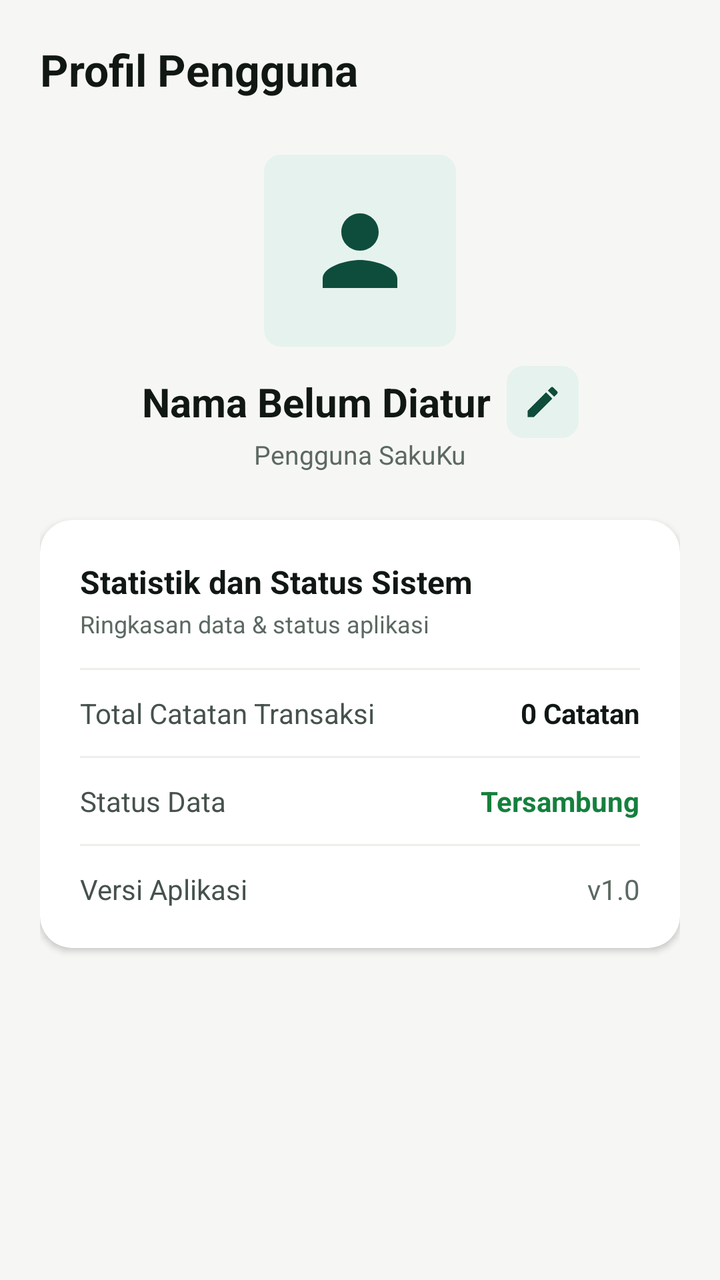
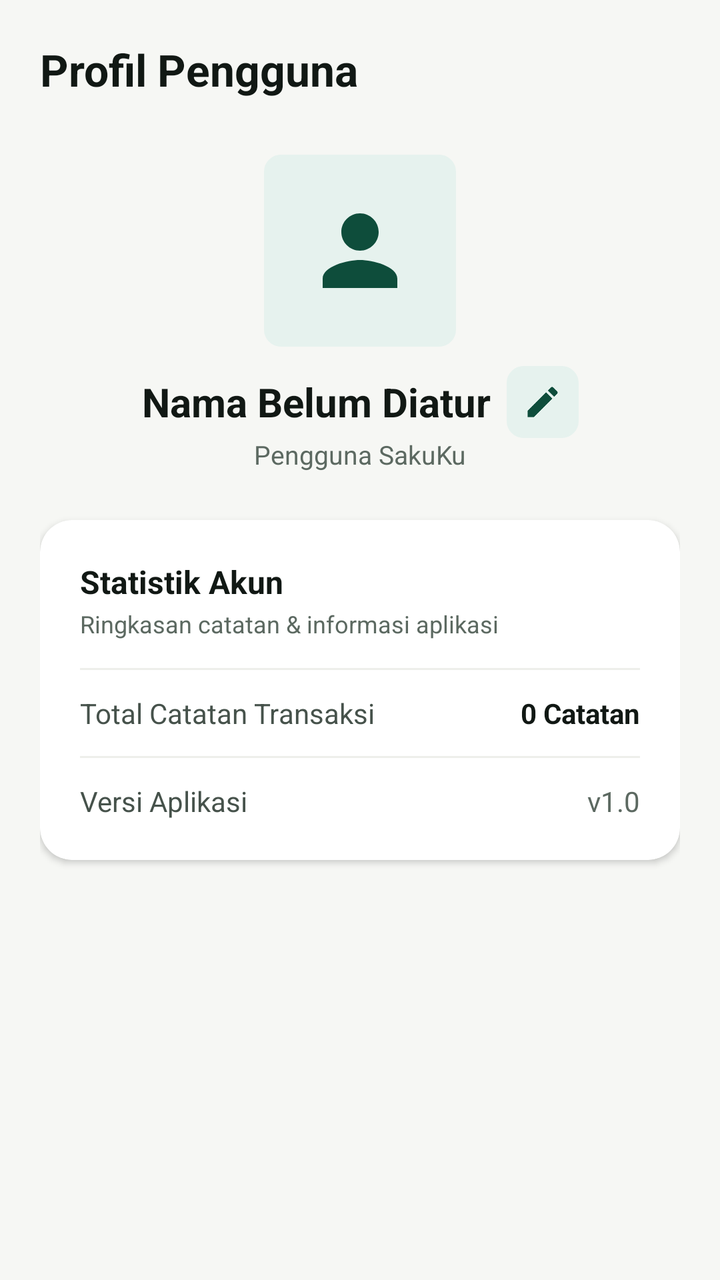

An Android layout rendered at two revisions. The XML below is the earlier revision; the diff shows what the commit changed to produce the second picture.
<!-- AndroidManifest.xml: application theme Theme.SakuKu -->
<!-- res/layout/fragment_akun.xml -->
<?xml version="1.0" encoding="utf-8"?>
<ScrollView xmlns:android="http://schemas.android.com/apk/res/android"
    xmlns:app="http://schemas.android.com/apk/res-auto"
    xmlns:tools="http://schemas.android.com/tools"
    android:layout_width="match_parent"
    android:layout_height="match_parent"
    android:background="@color/canvas_stone"
    android:fillViewport="true">

    <androidx.constraintlayout.widget.ConstraintLayout
        android:layout_width="match_parent"
        android:layout_height="wrap_content"
        android:padding="20dp"
        android:paddingBottom="96dp">

        
        <TextView
            android:id="@+id/txtAkunHeader"
            android:layout_width="wrap_content"
            android:layout_height="wrap_content"
            android:text="Profil Pengguna"
            android:textColor="@color/text_primary"
            android:textSize="22sp"
            android:textStyle="bold"
            app:layout_constraintStart_toStartOf="parent"
            app:layout_constraintTop_toTopOf="parent" />

        
        <ImageView
            android:id="@+id/imgAvatarProfile"
            android:layout_width="96dp"
            android:layout_height="96dp"
            android:layout_marginTop="28dp"
            android:background="@drawable/bg_spinner"
            android:backgroundTint="@color/pine_subtle"
            android:padding="20dp"
            android:src="@drawable/baseline_person_24"
            app:layout_constraintEnd_toEndOf="parent"
            app:layout_constraintStart_toStartOf="parent"
            app:layout_constraintTop_toBottomOf="@+id/txtAkunHeader"
            app:tint="@color/pine_primary" />

        
        <TextView
            android:id="@+id/txtDisplayName"
            android:layout_width="wrap_content"
            android:layout_height="wrap_content"
            android:layout_marginTop="14dp"
            android:text="Nama Belum Diatur"
            android:textColor="@color/text_primary"
            android:textSize="20sp"
            android:textStyle="bold"
            app:layout_constraintEnd_toStartOf="@+id/btnEditNama"
            app:layout_constraintHorizontal_chainStyle="packed"
            app:layout_constraintStart_toStartOf="parent"
            app:layout_constraintTop_toBottomOf="@+id/imgAvatarProfile" />

        <ImageView
            android:id="@+id/btnEditNama"
            android:layout_width="36dp"
            android:layout_height="36dp"
            android:layout_marginStart="8dp"
            android:background="@drawable/bg_spinner"
            android:backgroundTint="@color/pine_subtle"
            android:contentDescription="Ubah Nama"
            android:padding="8dp"
            android:src="@drawable/baseline_edit_24"
            app:layout_constraintBottom_toBottomOf="@+id/txtDisplayName"
            app:layout_constraintEnd_toEndOf="parent"
            app:layout_constraintStart_toEndOf="@+id/txtDisplayName"
            app:layout_constraintTop_toTopOf="@+id/txtDisplayName"
            app:tint="@color/pine_primary" />

        
        <TextView
            android:id="@+id/txtRoleSubtitle"
            android:layout_width="wrap_content"
            android:layout_height="wrap_content"
            android:layout_marginTop="4dp"
            android:text="Pengguna SakuKu"
            android:textColor="@color/text_muted"
            android:textSize="13sp"
            app:layout_constraintEnd_toEndOf="parent"
            app:layout_constraintStart_toStartOf="parent"
            app:layout_constraintTop_toBottomOf="@+id/txtDisplayName" />

        
        <androidx.cardview.widget.CardView
            android:id="@+id/cardEditProfile"
            android:layout_width="0dp"
            android:layout_height="wrap_content"
            android:layout_marginTop="28dp"
            android:visibility="gone"
            app:cardBackgroundColor="@color/surface_white"
            app:cardCornerRadius="16dp"
            app:cardElevation="2dp"
            app:layout_constraintEnd_toEndOf="parent"
            app:layout_constraintStart_toStartOf="parent"
            app:layout_constraintTop_toBottomOf="@+id/txtRoleSubtitle"
            tools:visibility="visible">

            <androidx.constraintlayout.widget.ConstraintLayout
                android:layout_width="match_parent"
                android:layout_height="wrap_content"
                android:padding="20dp">

                <TextView
                    android:id="@+id/lblUbahNama"
                    android:layout_width="wrap_content"
                    android:layout_height="wrap_content"
                    android:text="Ubah Nama Profil"
                    android:textColor="@color/text_primary"
                    android:textSize="15sp"
                    android:textStyle="bold"
                    app:layout_constraintStart_toStartOf="parent"
                    app:layout_constraintTop_toTopOf="parent" />

                
                <com.google.android.material.textfield.TextInputLayout
                    android:id="@+id/inputLayoutUserName"
                    android:layout_width="0dp"
                    android:layout_height="wrap_content"
                    android:layout_marginTop="12dp"
                    android:hint="Masukkan Nama Anda"
                    app:boxBackgroundColor="@color/surface_white"
                    app:boxCornerRadiusBottomEnd="8dp"
                    app:boxCornerRadiusBottomStart="8dp"
                    app:boxCornerRadiusTopEnd="8dp"
                    app:boxCornerRadiusTopStart="8dp"
                    app:boxStrokeColor="@color/pine_primary"
                    app:layout_constraintEnd_toEndOf="parent"
                    app:layout_constraintStart_toStartOf="parent"
                    app:layout_constraintTop_toBottomOf="@+id/lblUbahNama">

                    <com.google.android.material.textfield.TextInputEditText
                        android:id="@+id/edtUserName"
                        android:layout_width="match_parent"
                        android:layout_height="wrap_content"
                        android:inputType="textPersonName|textCapWords"
                        android:textColor="@color/text_primary" />
                </com.google.android.material.textfield.TextInputLayout>

                
                <Button
                    android:id="@+id/btnBatalEdit"
                    style="?attr/materialButtonOutlinedStyle"
                    android:layout_width="0dp"
                    android:layout_height="50dp"
                    android:layout_marginTop="18dp"
                    android:layout_marginEnd="8dp"
                    android:text="Batal"
                    android:textColor="@color/text_muted"
                    app:cornerRadius="10dp"
                    app:layout_constraintBottom_toBottomOf="parent"
                    app:layout_constraintEnd_toStartOf="@+id/btnSimpanProfil"
                    app:layout_constraintStart_toStartOf="parent"
                    app:layout_constraintTop_toBottomOf="@+id/inputLayoutUserName"
                    app:strokeColor="@color/border_control" />

                <Button
                    android:id="@+id/btnSimpanProfil"
                    android:layout_width="0dp"
                    android:layout_height="50dp"
                    android:layout_marginStart="8dp"
                    android:layout_marginTop="18dp"
                    android:backgroundTint="@color/pine_primary"
                    android:text="Simpan"
                    android:textColor="@color/surface_white"
                    android:textSize="14sp"
                    android:textStyle="bold"
                    app:cornerRadius="10dp"
                    app:layout_constraintBottom_toBottomOf="parent"
                    app:layout_constraintEnd_toEndOf="parent"
                    app:layout_constraintStart_toEndOf="@+id/btnBatalEdit"
                    app:layout_constraintTop_toBottomOf="@+id/inputLayoutUserName" />

            </androidx.constraintlayout.widget.ConstraintLayout>
        </androidx.cardview.widget.CardView>

        
        <androidx.cardview.widget.CardView
            android:id="@+id/cardStatistik"
            android:layout_width="0dp"
            android:layout_height="wrap_content"
            android:layout_marginTop="24dp"
            app:cardBackgroundColor="@color/surface_white"
            app:cardCornerRadius="16dp"
            app:cardElevation="2dp"
            app:layout_constraintEnd_toEndOf="parent"
            app:layout_constraintStart_toStartOf="parent"
            app:layout_constraintTop_toBottomOf="@+id/cardEditProfile">

            <androidx.constraintlayout.widget.ConstraintLayout
                android:layout_width="match_parent"
                android:layout_height="wrap_content"
                android:padding="20dp">

                <TextView
                    android:id="@+id/lblStatistikTitle"
                    android:layout_width="wrap_content"
                    android:layout_height="wrap_content"
                    android:text="Statistik dan Status Sistem"
                    android:textColor="@color/text_primary"
                    android:textSize="16sp"
                    android:textStyle="bold"
                    app:layout_constraintStart_toStartOf="parent"
                    app:layout_constraintTop_toTopOf="parent" />

                <TextView
                    android:id="@+id/lblStatistikSubtitle"
                    android:layout_width="wrap_content"
                    android:layout_height="wrap_content"
                    android:layout_marginTop="2dp"
                    android:text="Ringkasan data &amp; status aplikasi"
                    android:textColor="@color/text_muted"
                    android:textSize="12sp"
                    app:layout_constraintStart_toStartOf="parent"
                    app:layout_constraintTop_toBottomOf="@+id/lblStatistikTitle" />

                <View
                    android:id="@+id/dividerStatistik1"
                    android:layout_width="0dp"
                    android:layout_height="1dp"
                    android:layout_marginTop="14dp"
                    android:background="@color/surface_muted"
                    app:layout_constraintEnd_toEndOf="parent"
                    app:layout_constraintStart_toStartOf="parent"
                    app:layout_constraintTop_toBottomOf="@+id/lblStatistikSubtitle" />

                
                <TextView
                    android:id="@+id/lblTotalCatatan"
                    android:layout_width="0dp"
                    android:layout_height="wrap_content"
                    android:layout_marginTop="12dp"
                    android:text="Total Catatan Transaksi"
                    android:textColor="@color/text_secondary"
                    android:textSize="14sp"
                    app:layout_constraintEnd_toStartOf="@+id/txtTotalCatatan"
                    app:layout_constraintStart_toStartOf="parent"
                    app:layout_constraintTop_toBottomOf="@+id/dividerStatistik1" />

                <TextView
                    android:id="@+id/txtTotalCatatan"
                    android:layout_width="wrap_content"
                    android:layout_height="wrap_content"
                    android:text="0 Catatan"
                    android:textColor="@color/text_primary"
                    android:textSize="14sp"
                    android:textStyle="bold"
                    app:layout_constraintBottom_toBottomOf="@+id/lblTotalCatatan"
                    app:layout_constraintEnd_toEndOf="parent"
                    app:layout_constraintTop_toTopOf="@+id/lblTotalCatatan" />

                <View
                    android:id="@+id/dividerStatistik2"
                    android:layout_width="0dp"
                    android:layout_height="1dp"
                    android:layout_marginTop="12dp"
                    android:background="@color/surface_muted"
                    app:layout_constraintEnd_toEndOf="parent"
                    app:layout_constraintStart_toStartOf="parent"
                    app:layout_constraintTop_toBottomOf="@+id/lblTotalCatatan" />

                
                <TextView
                    android:id="@+id/lblStatusData"
                    android:layout_width="0dp"
                    android:layout_height="wrap_content"
                    android:layout_marginTop="12dp"
                    android:text="Status Data"
                    android:textColor="@color/text_secondary"
                    android:textSize="14sp"
                    app:layout_constraintEnd_toStartOf="@+id/txtStatusData"
                    app:layout_constraintStart_toStartOf="parent"
                    app:layout_constraintTop_toBottomOf="@+id/dividerStatistik2" />

                <TextView
                    android:id="@+id/txtStatusData"
                    android:layout_width="wrap_content"
                    android:layout_height="wrap_content"
                    android:text="Tersambung"
                    android:textColor="@color/income_green"
                    android:textSize="14sp"
                    android:textStyle="bold"
                    app:layout_constraintBottom_toBottomOf="@+id/lblStatusData"
                    app:layout_constraintEnd_toEndOf="parent"
                    app:layout_constraintTop_toTopOf="@+id/lblStatusData" />

                <View
                    android:id="@+id/dividerStatistik3"
                    android:layout_width="0dp"
                    android:layout_height="1dp"
                    android:layout_marginTop="12dp"
                    android:background="@color/surface_muted"
                    app:layout_constraintEnd_toEndOf="parent"
                    app:layout_constraintStart_toStartOf="parent"
                    app:layout_constraintTop_toBottomOf="@+id/lblStatusData" />

                
                <TextView
                    android:id="@+id/lblAppVersion"
                    android:layout_width="0dp"
                    android:layout_height="wrap_content"
                    android:layout_marginTop="12dp"
                    android:text="Versi Aplikasi"
                    android:textColor="@color/text_secondary"
                    android:textSize="14sp"
                    app:layout_constraintEnd_toStartOf="@+id/txtAppVersion"
                    app:layout_constraintStart_toStartOf="parent"
                    app:layout_constraintTop_toBottomOf="@+id/dividerStatistik3" />

                <TextView
                    android:id="@+id/txtAppVersion"
                    android:layout_width="wrap_content"
                    android:layout_height="wrap_content"
                    android:text="v1.0"
                    android:textColor="@color/text_muted"
                    android:textSize="14sp"
                    app:layout_constraintBottom_toBottomOf="@+id/lblAppVersion"
                    app:layout_constraintEnd_toEndOf="parent"
                    app:layout_constraintTop_toTopOf="@+id/lblAppVersion" />

            </androidx.constraintlayout.widget.ConstraintLayout>
        </androidx.cardview.widget.CardView>

    </androidx.constraintlayout.widget.ConstraintLayout>
</ScrollView>
<!-- resources referenced by this layout -->
<resources>
  <color name="border_control">#849088</color>
  <color name="canvas_stone">#F6F7F4</color>
  <color name="income_green">#15803D</color>
  <color name="pine_primary">#0E4D3B</color>
  <color name="pine_subtle">#E6F2EE</color>
  <color name="surface_muted">#EEEFEA</color>
  <color name="surface_white">#FFFFFF</color>
  <color name="text_muted">#5C6961</color>
  <color name="text_primary">#111814</color>
  <color name="text_secondary">#46524B</color>
  <!-- drawable baseline_edit_24 (drawable) -->
  <vector xmlns:android="http://schemas.android.com/apk/res/android"
      android:width="24dp"
      android:height="24dp"
      android:tint="#000000"
      android:viewportWidth="24"
      android:viewportHeight="24">
      <path
          android:fillColor="@android:color/white"
          android:pathData="M3,17.25V21h3.75L17.81,9.94l-3.75,-3.75L3,17.25zM20.71,7.04c0.39,-0.39 0.39,-1.02 0,-1.41l-2.34,-2.34c-0.39,-0.39 -1.02,-0.39 -1.41,0l-1.83,1.83 3.75,3.75 1.83,-1.83z" />
  </vector>
  <!-- drawable baseline_person_24 (drawable) -->
  <vector xmlns:android="http://schemas.android.com/apk/res/android"
      android:width="24dp"
      android:height="24dp"
      android:viewportWidth="24"
      android:viewportHeight="24">
    <path
        android:fillColor="@android:color/white"
        android:pathData="M12,12c2.21,0 4,-1.79 4,-4s-1.79,-4 -4,-4 -4,1.79 -4,4 1.79,4 4,4zm0,2c-2.67,0 -8,1.34 -8,4v2h16v-2c0,-2.66 -5.33,-4 -8,-4z"/>
  </vector>
  <!-- drawable bg_spinner (drawable) -->
  <?xml version="1.0" encoding="utf-8"?>
  <shape xmlns:android="http://schemas.android.com/apk/res/android">
      <solid android:color="@color/surface_white" />
      <stroke android:width="1dp" android:color="@color/border_control" />
      <corners android:radius="8dp" />
      <padding
          android:left="12dp"
          android:top="8dp"
          android:right="12dp"
          android:bottom="8dp" />
  </shape>
  <style name="Theme.SakuKu" parent="Base.Theme.SakuKu" />
  <style name="Base.Theme.SakuKu" parent="Theme.Material3.Light.NoActionBar">
          
          <item name="colorPrimary">@color/pine_primary</item>
          <item name="colorOnPrimary">@color/white</item>
          <item name="colorPrimaryContainer">@color/pine_subtle</item>
          <item name="colorOnPrimaryContainer">@color/pine_primary</item>
  
          <item name="colorSecondary">@color/lime_accent</item>
          <item name="colorOnSecondary">@color/pine_deep</item>
          <item name="colorSecondaryContainer">@android:color/transparent</item>
          <item name="colorOnSecondaryContainer">@color/pine_primary</item>
  
          <item name="colorSurface">@color/white</item>
          <item name="colorOnSurface">@color/text_primary</item>
  
          
          <item name="android:statusBarColor">@color/pine_primary</item>
          <item name="android:windowLightStatusBar">false</item>
          <item name="android:windowBackground">@color/canvas_stone</item>
  
          
          <item name="bottomNavigationStyle">@style/Widget.SakuKu.BottomNavigationView</item>
      </style>
  <color name="white">#FFFFFFFF</color>
  <color name="lime_accent">#B8F255</color>
  <color name="pine_deep">#0A382B</color>
  <style name="Widget.SakuKu.BottomNavigationView" parent="Widget.Material3.BottomNavigationView">
          <item name="shapeAppearance">@style/ShapeAppearance.SakuKu.BottomNav</item>
      </style>
  <style name="ShapeAppearance.SakuKu.BottomNav" parent="">
          <item name="cornerSizeTopLeft">20dp</item>
          <item name="cornerSizeTopRight">20dp</item>
          <item name="cornerSizeBottomLeft">0dp</item>
          <item name="cornerSizeBottomRight">0dp</item>
      </style>
</resources>

<!-- the commit's change to res/layout/fragment_akun.xml (unified diff, before → after) -->
@@ -199,7 +199,7 @@
                     android:id="@+id/lblStatistikTitle"
                     android:layout_width="wrap_content"
                     android:layout_height="wrap_content"
-                    android:text="Statistik dan Status Sistem"
+                    android:text="Statistik Akun"
                     android:textColor="@color/text_primary"
                     android:textSize="16sp"
                     android:textStyle="bold"
@@ -211,7 +211,7 @@
                     android:layout_width="wrap_content"
                     android:layout_height="wrap_content"
                     android:layout_marginTop="2dp"
-                    android:text="Ringkasan data &amp; status aplikasi"
+                    android:text="Ringkasan catatan &amp; informasi aplikasi"
                     android:textColor="@color/text_muted"
                     android:textSize="12sp"
                     app:layout_constraintStart_toStartOf="parent"
@@ -264,41 +264,6 @@
 
                 
                 <TextView
-                    android:id="@+id/lblStatusData"
-                    android:layout_width="0dp"
-                    android:layout_height="wrap_content"
-                    android:layout_marginTop="12dp"
-                    android:text="Status Data"
-                    android:textColor="@color/text_secondary"
-                    android:textSize="14sp"
-                    app:layout_constraintEnd_toStartOf="@+id/txtStatusData"
-                    app:layout_constraintStart_toStartOf="parent"
-                    app:layout_constraintTop_toBottomOf="@+id/dividerStatistik2" />
-
-                <TextView
-                    android:id="@+id/txtStatusData"
-                    android:layout_width="wrap_content"
-                    android:layout_height="wrap_content"
-                    android:text="Tersambung"
-                    android:textColor="@color/income_green"
-                    android:textSize="14sp"
-                    android:textStyle="bold"
-                    app:layout_constraintBottom_toBottomOf="@+id/lblStatusData"
-                    app:layout_constraintEnd_toEndOf="parent"
-                    app:layout_constraintTop_toTopOf="@+id/lblStatusData" />
-
-                <View
-                    android:id="@+id/dividerStatistik3"
-                    android:layout_width="0dp"
-                    android:layout_height="1dp"
-                    android:layout_marginTop="12dp"
-                    android:background="@color/surface_muted"
-                    app:layout_constraintEnd_toEndOf="parent"
-                    app:layout_constraintStart_toStartOf="parent"
-                    app:layout_constraintTop_toBottomOf="@+id/lblStatusData" />
-
-                
-                <TextView
                     android:id="@+id/lblAppVersion"
                     android:layout_width="0dp"
                     android:layout_height="wrap_content"
@@ -308,7 +273,7 @@
                     android:textSize="14sp"
                     app:layout_constraintEnd_toStartOf="@+id/txtAppVersion"
                     app:layout_constraintStart_toStartOf="parent"
-                    app:layout_constraintTop_toBottomOf="@+id/dividerStatistik3" />
+                    app:layout_constraintTop_toBottomOf="@+id/dividerStatistik2" />
 
                 <TextView
                     android:id="@+id/txtAppVersion"
<!-- resource entries referenced after the edit -->
@@ -2,7 +2,6 @@
 <resources>
   <color name="border_control">#849088</color>
   <color name="canvas_stone">#F6F7F4</color>
-  <color name="income_green">#15803D</color>
   <color name="pine_primary">#0E4D3B</color>
   <color name="pine_subtle">#E6F2EE</color>
   <color name="surface_muted">#EEEFEA</color>
